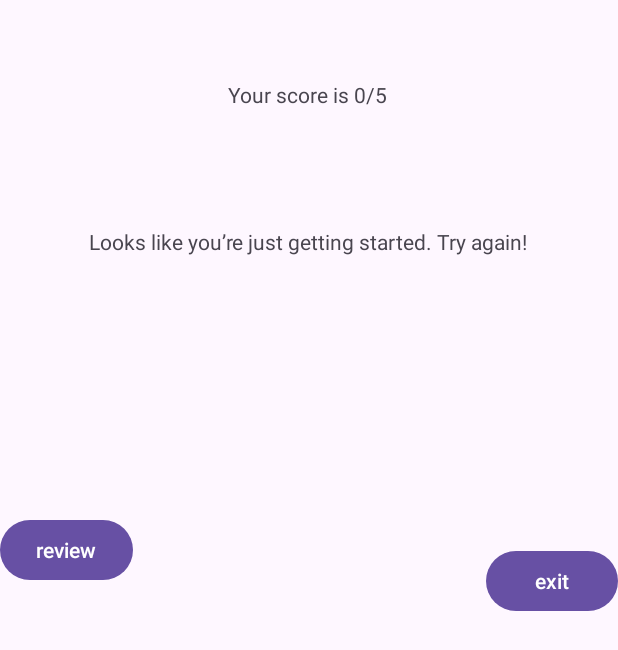
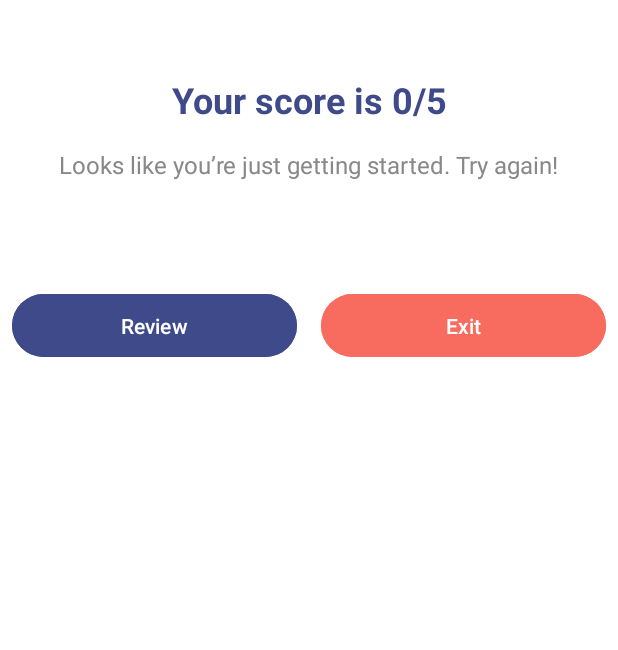
Before and after one commit to Asimit148/ST10471627-Asimit-Shrivastava---IMAD5112-Assignment-2, an Android app: the ScoreScreen screen opened directly, with no data from a screen before it, on a phone screen of 412 x 824 dp. Shown: the top 650 px of the screen. Run offline under Robolectric (Android 15) with nearby library versions, the phone set to English and light mode, and no system bars.

Commit message:
Update to the UI components.

```diff
--- a/app/src/main/res/layout/activity_score_screen.xml
+++ b/app/src/main/res/layout/activity_score_screen.xml
@@ -1,69 +1,81 @@
 <?xml version="1.0" encoding="utf-8"?>
-<androidx.constraintlayout.widget.ConstraintLayout xmlns:android="http://schemas.android.com/apk/res/android"
+<androidx.constraintlayout.widget.ConstraintLayout
+    xmlns:android="http://schemas.android.com/apk/res/android"
     xmlns:app="http://schemas.android.com/apk/res-auto"
-    xmlns:tools="http://schemas.android.com/tools"
-    android:id="@+id/main"
     android:layout_width="match_parent"
     android:layout_height="match_parent"
-    tools:context=".ScoreScreen">
+    android:background="@color/backgroundColor">
 
     <TextView
         android:id="@+id/scoreTextView"
         android:layout_width="wrap_content"
         android:layout_height="wrap_content"
         android:text="Your score is 0/5"
-        app:layout_constraintBottom_toBottomOf="parent"
-        app:layout_constraintEnd_toEndOf="parent"
-        app:layout_constraintHorizontal_bias="0.498"
+        android:textSize="24sp"
+        android:textColor="@color/primaryColor"
+        android:textStyle="bold"
+        android:layout_marginTop="50dp"
+        app:layout_constraintTop_toTopOf="parent"
         app:layout_constraintStart_toStartOf="parent"
-        app:layout_constraintTop_toTopOf="parent"
-        app:layout_constraintVertical_bias="0.066" />
+        app:layout_constraintEnd_toEndOf="parent" />
 
     <TextView
         android:id="@+id/feedbackTextView"
         android:layout_width="wrap_content"
         android:layout_height="wrap_content"
-        android:text="TextView"
-        app:layout_constraintBottom_toBottomOf="parent"
-        app:layout_constraintEnd_toEndOf="parent"
-        app:layout_constraintHorizontal_bias="0.498"
+        android:text=""
+        android:textColor="@color/textSecondary"
+        android:textSize="16sp"
+        android:layout_marginTop="16dp"
+        app:layout_constraintTop_toBottomOf="@id/scoreTextView"
         app:layout_constraintStart_toStartOf="parent"
-        app:layout_constraintTop_toTopOf="parent"
-        app:layout_constraintVertical_bias="0.188" />
-
-    <Button
-        android:id="@+id/reviewButton"
-        android:layout_width="wrap_content"
-        android:layout_height="wrap_content"
-        android:text="review"
-        app:layout_constraintBottom_toBottomOf="parent"
-        app:layout_constraintEnd_toEndOf="parent"
-        app:layout_constraintHorizontal_bias="0.0"
-        app:layout_constraintStart_toStartOf="parent"
-        app:layout_constraintTop_toTopOf="parent"
-        app:layout_constraintVertical_bias="0.442" />
-
-    <Button
-        android:id="@+id/exitButton"
-        android:layout_width="wrap_content"
-        android:layout_height="wrap_content"
-        android:text="exit"
-        app:layout_constraintBottom_toBottomOf="parent"
-        app:layout_constraintEnd_toEndOf="parent"
-        app:layout_constraintHorizontal_bias="1.0"
-        app:layout_constraintStart_toStartOf="parent"
-        app:layout_constraintTop_toTopOf="parent"
-        app:layout_constraintVertical_bias="0.468" />
+        app:layout_constraintEnd_toEndOf="parent" />
 
     <TextView
         android:id="@+id/ReviewTextView"
         android:layout_width="wrap_content"
         android:layout_height="wrap_content"
         android:text=""
-        app:layout_constraintBottom_toBottomOf="parent"
-        app:layout_constraintEnd_toEndOf="parent"
-        app:layout_constraintHorizontal_bias="0.498"
+        android:textColor="@color/accentColor"
+        android:textStyle="italic"
+        android:layout_marginTop="12dp"
+        app:layout_constraintTop_toBottomOf="@id/feedbackTextView"
         app:layout_constraintStart_toStartOf="parent"
-        app:layout_constraintTop_toTopOf="parent"
-        app:layout_constraintVertical_bias="0.31"/>
+        app:layout_constraintEnd_toEndOf="parent" />
+
+    <androidx.constraintlayout.widget.ConstraintLayout
+        android:layout_width="0dp"
+        android:layout_height="wrap_content"
+        android:layout_marginTop="40dp"
+        app:layout_constraintTop_toBottomOf="@id/ReviewTextView"
+        app:layout_constraintStart_toStartOf="parent"
+        app:layout_constraintEnd_toEndOf="parent">
+
+        <Button
+            android:id="@+id/reviewButton"
+            android:layout_width="0dp"
+            android:layout_height="50dp"
+            android:layout_marginEnd="8dp"
+            android:layout_marginStart="8dp"
+            android:text="Review"
+            android:textColor="@android:color/white"
+            android:backgroundTint="@color/primaryColor"
+            app:layout_constraintStart_toStartOf="parent"
+            app:layout_constraintEnd_toStartOf="@+id/exitButton"
+            app:layout_constraintTop_toTopOf="parent" />
+
+        <Button
+            android:id="@+id/exitButton"
+            android:layout_width="0dp"
+            android:layout_height="50dp"
+            android:layout_marginEnd="8dp"
+            android:layout_marginStart="8dp"
+            android:text="Exit"
+            android:textColor="@android:color/white"
+            android:backgroundTint="@color/accentColor"
+            app:layout_constraintStart_toEndOf="@id/reviewButton"
+            app:layout_constraintEnd_toEndOf="parent"
+            app:layout_constraintTop_toTopOf="parent" />
+
+    </androidx.constraintlayout.widget.ConstraintLayout>
 </androidx.constraintlayout.widget.ConstraintLayout>
--- a/app/src/main/res/values/colors.xml
+++ b/app/src/main/res/values/colors.xml
@@ -1,5 +1,7 @@
-<?xml version="1.0" encoding="utf-8"?>
 <resources>
-    <color name="black">#FF000000</color>
-    <color name="white">#FFFFFFFF</color>
+    <color name="primaryColor">#3E4A89</color>
+    <color name="accentColor">#F76C5E</color>
+    <color name="backgroundColor">#FFFFFF</color>
+    <color name="textPrimary">#222222</color>
+    <color name="textSecondary">#888888</color>
 </resources>
```
Also changed, not shown: app/src/main/res/layout/activity_main.xml (+37 -42 lines), app/src/main/res/layout/activity_question_screen.xml (+40 -32 lines).
